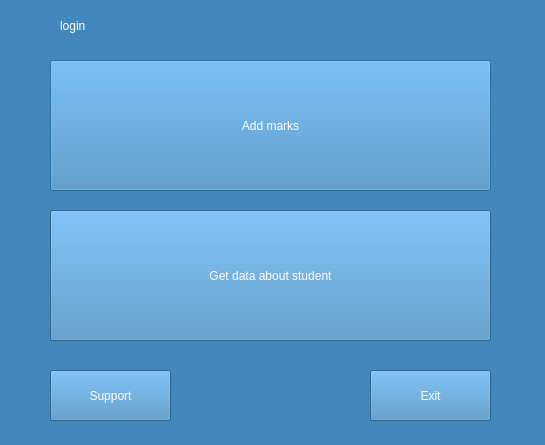
Before: the Qt Designer form QTcreator/Diary/diary_menu.ui in albaSANDROS/DIPLOMA-PROJECT.-Multi-user-client-server-application-e-journal, drawn with Qt 5.
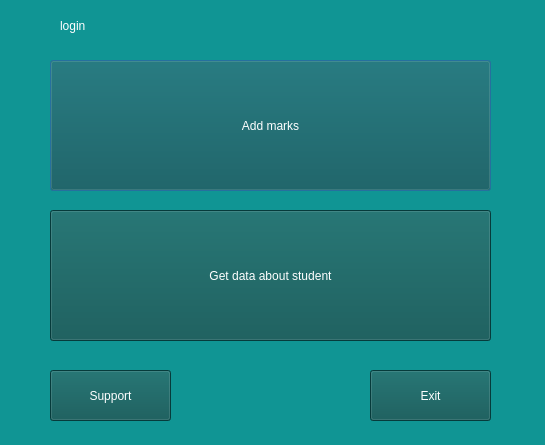
After: the same form once the commit is applied.

Diff of the .ui file:
```diff
--- a/QTcreator/Diary/diary_menu.ui
+++ b/QTcreator/Diary/diary_menu.ui
@@ -14,8 +14,10 @@
    <string>Dialog</string>
   </property>
   <property name="styleSheet">
-   <string notr="true">background-color: rgb(67, 136, 189);
-selection-color: rgb(22, 34, 49);</string>
+   <string notr="true">
+color: rgb(255, 255, 255);
+background-color: rgb(16, 149, 148);
+</string>
   </property>
   <widget class="QLabel" name="label">
    <property name="geometry">
@@ -43,7 +45,9 @@
     </rect>
    </property>
    <property name="styleSheet">
-    <string notr="true">color: rgb(255, 255, 255);</string>
+    <string notr="true">background-color: rgb(29, 35, 35);
+background-color: rgb(9, 83, 82);
+color: rgb(255, 255, 255);</string>
    </property>
    <property name="text">
     <string>Add marks</string>
@@ -59,7 +63,9 @@
     </rect>
    </property>
    <property name="styleSheet">
-    <string notr="true">color: rgb(255, 255, 255);</string>
+    <string notr="true">background-color: rgb(29, 35, 35);
+background-color: rgb(9, 83, 82);
+color: rgb(255, 255, 255);</string>
    </property>
    <property name="text">
     <string>Get data about student</string>
@@ -75,7 +81,9 @@
     </rect>
    </property>
    <property name="styleSheet">
-    <string notr="true">color: rgb(255, 255, 255);</string>
+    <string notr="true">background-color: rgb(29, 35, 35);
+background-color: rgb(9, 83, 82);
+color: rgb(255, 255, 255);</string>
    </property>
    <property name="text">
     <string>Support</string>
@@ -91,7 +99,9 @@
     </rect>
    </property>
    <property name="styleSheet">
-    <string notr="true">color: rgb(255, 255, 255);</string>
+    <string notr="true">background-color: rgb(29, 35, 35);
+background-color: rgb(9, 83, 82);
+color: rgb(255, 255, 255);</string>
    </property>
    <property name="text">
     <string>Exit</string>
```
